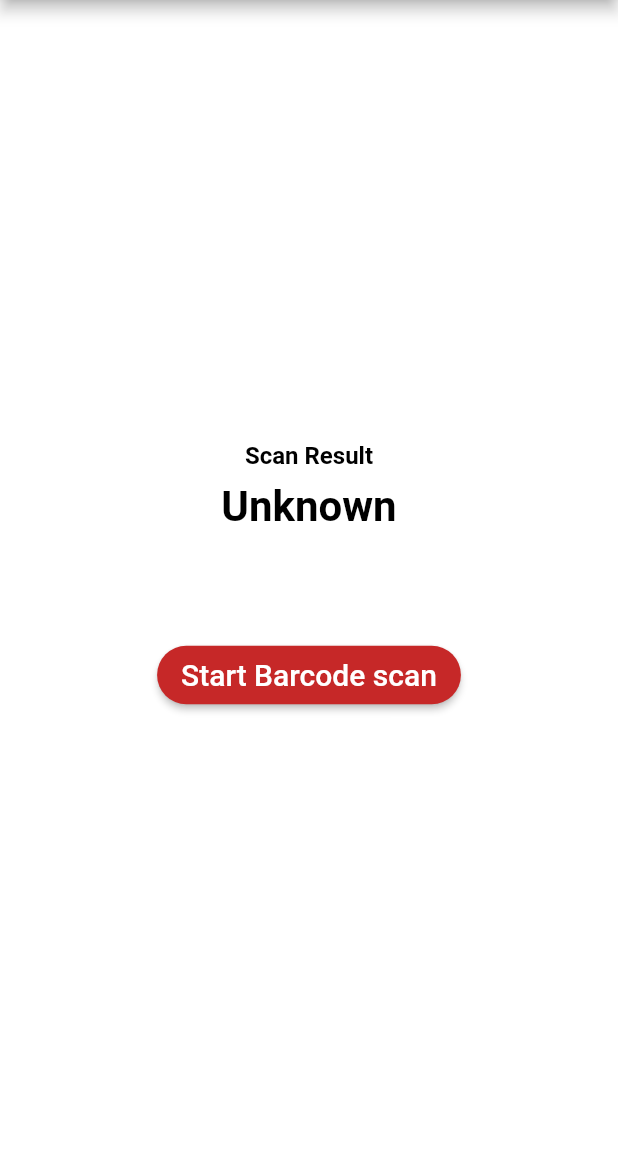
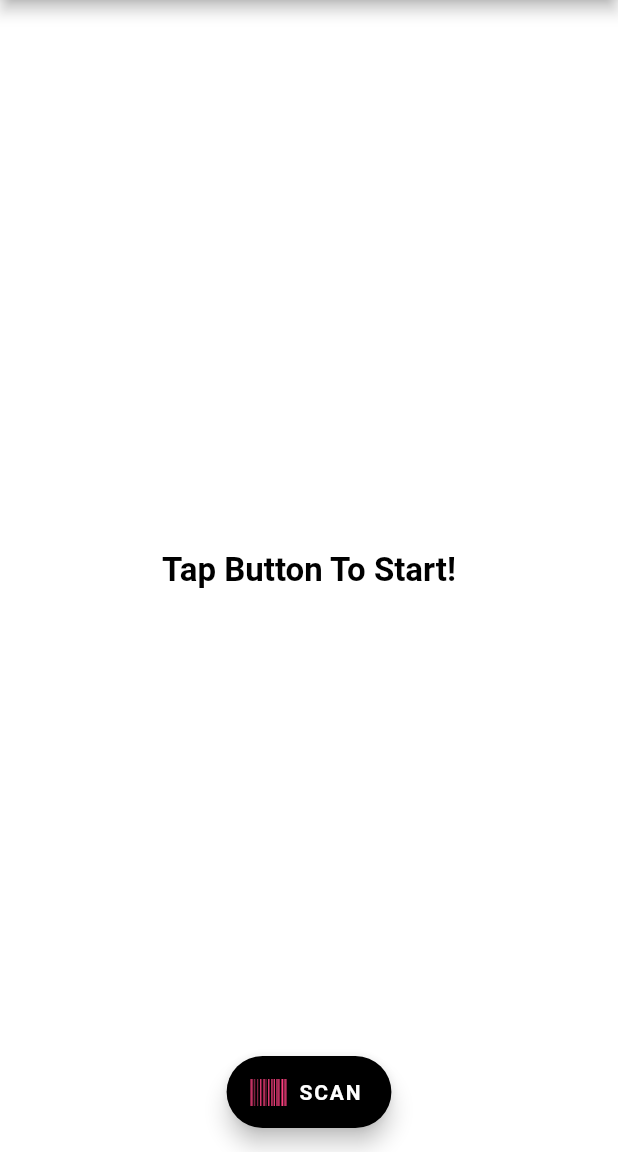
Before and after one commit to JayadithyaCosta/shopping_app, a Flutter app: the BarcodeScanPage screen opened directly, on a phone screen of 412 x 824 dp, the part 84-1236 px from its top. Run offline on Flutter 3.47's test engine with Material 2 defaults, Android fonts, the phone set to English and light mode, and no system bars; our stand-ins replace cloud_firestore, firebase_core, font_awesome_flutter; missing offline and left inert: flutter_barcode_scanner; accounts and stored records are empty.

```diff
--- a/lib/page/barcode_scan.dart
+++ b/lib/page/barcode_scan.dart
@@ -1,6 +1,7 @@
 import 'package:firebase_core/firebase_core.dart';
 import 'package:flutter_barcode_scanner/flutter_barcode_scanner.dart';
 import 'package:cloud_firestore/cloud_firestore.dart';
+import 'package:font_awesome_flutter/font_awesome_flutter.dart';
 import 'package:shopping_app/main.dart';
 import 'package:shopping_app/widget/button_widget.dart';
 import 'package:flutter/material.dart';
@@ -18,6 +19,9 @@ class _BarcodeScanPageState extends State<BarcodeScanPage> {
   @override
   Widget build(BuildContext context) =>
       Scaffold(
+        floatingActionButton: floatingBar(),
+        floatingActionButtonLocation: FloatingActionButtonLocation.centerFloat,
+        floatingActionButtonAnimator: FloatingActionButtonAnimator.scaling,
         appBar: AppBar(
           title: Text(MyApp.title),
         ),
@@ -26,32 +30,38 @@ class _BarcodeScanPageState extends State<BarcodeScanPage> {
             mainAxisAlignment: MainAxisAlignment.center,
             children: <Widget>[
               Text(
-                'Scan Result',
+                'Tap Button To Start!',
                 style: TextStyle(
-                  fontSize: 16,
+                  fontSize: 22,
                   color: Colors.black,
                   fontWeight: FontWeight.bold,
                 ),
               ),
               SizedBox(height: 8),
-              Text(
-                '$barcode',
-                style: TextStyle(
-                  fontSize: 28,
-                  fontWeight: FontWeight.bold,
-                  color: Colors.black,
-                ),
-              ),
-              SizedBox(height: 72),
-              ButtonWidget(
-                text: 'Start Barcode scan',
-                onClicked: scanBarcodeNormal,
-              ),
             ],
           ),
         ),
       );
 
+  Widget floatingBar() => Ink(
+      decoration: ShapeDecoration(
+        shape: StadiumBorder(),
+      ),
+    child: FloatingActionButton.extended(
+        onPressed: (){
+          scanBarcodeNormal();
+        },
+        backgroundColor: Colors.black,
+      icon: Icon(
+        FontAwesomeIcons.barcode,
+        color: Colors.pinkAccent,
+      ),
+      label: Text(
+        "SCAN",
+        style: TextStyle(color: Colors.white, fontWeight: FontWeight.bold),
+      ),
+    ),
+      );
 
   Future<void> scanBarcodeNormal() async {
     String barcodeScanRes;
@@ -151,8 +161,8 @@ class ScanCard extends StatelessWidget {
         Column(
           children: [
             Text(
-              "netweight- " + products['netweight'],
-              style: TextStyle(fontWeight: FontWeight.bold, fontSize: 14),
+              "Size: " + products['size'],
+              style: TextStyle(fontWeight: FontWeight.bold, fontSize: 14, color: Colors.brown),
             ),
             SizedBox(
               width: 30,
@@ -162,7 +172,7 @@ class ScanCard extends StatelessWidget {
         Row(
           children: [
             Text(
-              "\n " + products['price'],
+              "\tRs. " + products['price'],
               style: TextStyle(fontWeight: FontWeight.bold, fontSize: 20),
             ),
             SizedBox(
@@ -184,12 +194,13 @@ class ScanCard extends StatelessWidget {
             child: RaisedButton(
               shape: RoundedRectangleBorder(
                   borderRadius: new BorderRadius.circular(30.0)),
-              color: Color(0xFF3D82AE),
+              color: Color(0xFFE8284F),
               child: Text(
                 "Add to cart",
                 style: TextStyle(color: Colors.white),
               ),
               onPressed: () {
+                addToCartMessage(context);
               //   DocumentReference documentReference = FirebaseFirestore.instance
               //       .collection('userData')
               //       .collection('cartData')
@@ -215,3 +226,29 @@ class ScanCard extends StatelessWidget {
     );
   }
 }
+
+Future<dynamic> addToCartMessage(BuildContext context) async {
+  return showDialog(
+      context: context,
+      barrierDismissible: false,
+      builder: (BuildContext context){
+        return AlertDialog(
+          content: Text(
+            'Added To Cart Successfully!',
+            style: TextStyle(fontSize: 20.0, color: Colors.black),
+          ),
+          actions: <Widget>[
+            FlatButton(
+                child: Text(
+                  'Alright',
+                  style: TextStyle(fontSize: 18, color: Colors.deepOrange),
+                ),
+              onPressed: (){
+                  Navigator.of(context).pop();
+              },
+            )
+          ],
+        );
+      }
+  );
+}
```
Also changed, not shown: pubspec.yaml (+9 -4 lines), assets/images/icon.png (added), pubspec.lock, 42 other files.
